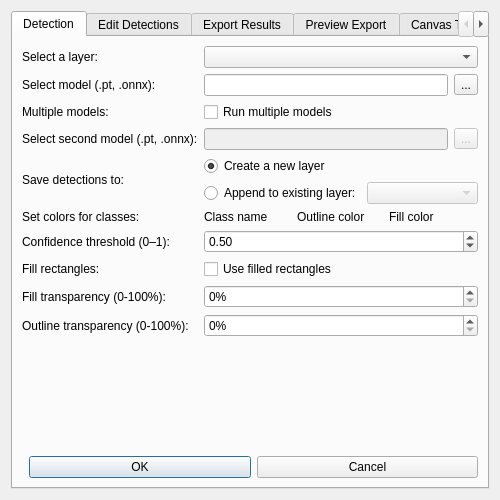
Old version of the form yolo_plugin/yolo_plugin_dialog_base.ui in the repository mateusz29/qgis-yolo-plugin.
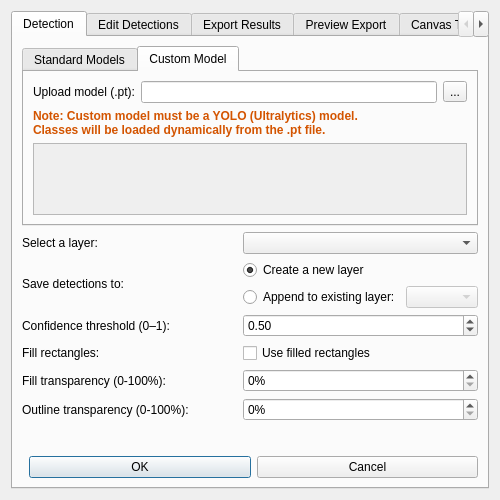
New version of the form. The open tabs and pages were chosen to show the change.

Commit message: Add support for custom YOLO models

Diff of the .ui file:
```diff
--- a/yolo_plugin/yolo_plugin_dialog_base.ui
+++ b/yolo_plugin/yolo_plugin_dialog_base.ui
@@ -25,10 +25,105 @@
       </attribute>
       <layout class="QVBoxLayout" name="verticalLayout_detection">
        <item>
-        <layout class="QGridLayout" name="gridLayout">
-         <property name="verticalSpacing">
-          <number>6</number>
-         </property>
+        <widget class="QTabWidget" name="tabWidget_models">
+         <widget class="QWidget" name="tab_standard_models">
+          <attribute name="title">
+           <string>Standard Models</string>
+          </attribute>
+          <layout class="QVBoxLayout" name="verticalLayout_standard">
+           <item>
+            <layout class="QGridLayout" name="gridLayout_standard">
+             <item row="0" column="0">
+              <widget class="QLabel" name="label_model1">
+               <property name="text">
+                <string>Select model (.pt, .onnx):</string>
+               </property>
+              </widget>
+             </item>
+             <item row="0" column="1">
+              <layout class="QHBoxLayout" name="horizontalLayout_model1">
+               <item><widget class="QLineEdit" name="lineEdit_model1"/></item>
+               <item><widget class="QToolButton" name="toolButton_model1"><property name="text"><string>...</string></property></widget></item>
+              </layout>
+             </item>
+             <item row="1" column="0">
+              <widget class="QLabel" name="label_multiple_models">
+               <property name="text"><string>Multiple models:</string></property>
+              </widget>
+             </item>
+             <item row="1" column="1">
+              <widget class="QCheckBox" name="checkBox_run_multiple">
+               <property name="text"><string>Run multiple models</string></property>
+              </widget>
+             </item>
+             <item row="2" column="0">
+              <widget class="QLabel" name="label_model2">
+               <property name="text"><string>Select second model (.pt, .onnx):</string></property>
+              </widget>
+             </item>
+             <item row="2" column="1">
+              <layout class="QHBoxLayout" name="horizontalLayout_model2">
+               <item><widget class="QLineEdit" name="lineEdit_model2"><property name="enabled"><bool>false</bool></property></widget></item>
+               <item><widget class="QToolButton" name="toolButton_model2"><property name="enabled"><bool>false</bool></property><property name="text"><string>...</string></property></widget></item>
+              </layout>
+             </item>
+             <item row="3" column="0" colspan="2">
+              <layout class="QVBoxLayout" name="verticalLayout_colors_standard">
+              </layout>
+             </item>
+            </layout>
+           </item>
+          </layout>
+         </widget>
+         <widget class="QWidget" name="tab_custom_model">
+          <attribute name="title">
+           <string>Custom Model</string>
+          </attribute>
+          <layout class="QVBoxLayout" name="verticalLayout_custom">
+           <item>
+            <layout class="QGridLayout" name="gridLayout_custom">
+             <item row="0" column="0">
+              <widget class="QLabel" name="label_custom_model">
+               <property name="text">
+                <string>Upload model (.pt):</string>
+               </property>
+              </widget>
+             </item>
+             <item row="0" column="1">
+              <layout class="QHBoxLayout" name="horizontalLayout_custom_model">
+               <item><widget class="QLineEdit" name="lineEdit_custom_model"/></item>
+               <item><widget class="QToolButton" name="toolButton_custom_model"><property name="text"><string>...</string></property></widget></item>
+              </layout>
+             </item>
+             <item row="1" column="0" colspan="2">
+              <widget class="QLabel" name="label_custom_info">
+               <property name="text">
+                <string>Note: Custom model must be a YOLO (Ultralytics) model.
+Classes will be loaded dynamically from the .pt file.</string>
+               </property>
+               <property name="styleSheet">
+                <string>color: #d35400; font-weight: bold;</string>
+               </property>
+              </widget>
+             </item>
+             <item row="2" column="0" colspan="2">
+              <widget class="QScrollArea" name="scrollArea_custom_colors">
+               <property name="widgetResizable"><bool>true</bool></property>
+               <widget class="QWidget" name="scrollAreaWidgetContents_custom">
+                <layout class="QVBoxLayout" name="verticalLayout_colors_custom">
+                </layout>
+               </widget>
+              </widget>
+             </item>
+            </layout>
+           </item>
+          </layout>
+         </widget>
+        </widget>
+       </item>
+       <item>
+        <layout class="QGridLayout" name="gridLayout_shared_bottom">
+         <property name="verticalSpacing"><number>6</number></property>
          <item row="0" column="0">
           <widget class="QLabel" name="label_layer">
            <property name="text">
@@ -40,76 +135,13 @@
           <widget class="QComboBox" name="comboBox"/>
          </item>
          <item row="1" column="0">
-          <widget class="QLabel" name="label_model1">
-           <property name="text">
-            <string>Select model (.pt, .onnx):</string>
-           </property>
-          </widget>
-         </item>
-         <item row="1" column="1">
-          <layout class="QHBoxLayout" name="horizontalLayout_model1">
-           <item>
-            <widget class="QLineEdit" name="lineEdit_model1"/>
-           </item>
-           <item>
-            <widget class="QToolButton" name="toolButton_model1">
-             <property name="text">
-              <string>...</string>
-             </property>
-            </widget>
-           </item>
-          </layout>
-         </item>
-         <item row="2" column="0">
-          <widget class="QLabel" name="label_multiple_models">
-           <property name="text">
-            <string>Multiple models:</string>
-           </property>
-          </widget>
-         </item>
-         <item row="2" column="1">
-          <widget class="QCheckBox" name="checkBox_run_multiple">
-           <property name="text">
-            <string>Run multiple models</string>
-           </property>
-          </widget>
-         </item>
-         <item row="3" column="0">
-          <widget class="QLabel" name="label_model2">
-           <property name="text">
-            <string>Select second model (.pt, .onnx):</string>
-           </property>
-          </widget>
-         </item>
-         <item row="3" column="1">
-          <layout class="QHBoxLayout" name="horizontalLayout_model2">
-           <item>
-            <widget class="QLineEdit" name="lineEdit_model2">
-             <property name="enabled">
-              <bool>false</bool>
-             </property>
-            </widget>
-           </item>
-           <item>
-            <widget class="QToolButton" name="toolButton_model2">
-             <property name="enabled">
-              <bool>false</bool>
-             </property>
-             <property name="text">
-              <string>...</string>
-             </property>
-            </widget>
-           </item>
-          </layout>
-         </item>
-         <item row="4" column="0">
           <widget class="QLabel" name="label_target_option">
            <property name="text">
             <string>Save detections to:</string>
            </property>
           </widget>
          </item>
-         <item row="4" column="1">
+         <item row="1" column="1">
           <layout class="QVBoxLayout" name="verticalLayout_target">
            <item>
             <widget class="QRadioButton" name="radio_new_layer">
@@ -141,142 +173,58 @@
            </item>
           </layout>
          </item>
-         <item row="5" column="0">
-          <widget class="QLabel" name="label_colors">
-           <property name="text">
-            <string>Set colors for classes:</string>
-           </property>
-           <property name="margin">
-            <number>4</number>
-           </property>
-          </widget>
-         </item>
-         <item row="5" column="1">
-          <layout class="QVBoxLayout" name="verticalLayout_colors">
-           <property name="spacing">
-            <number>4</number>
-           </property>
-           <item>
-            <layout class="QHBoxLayout" name="layout_label_headers">
-             <item>
-              <spacer name="spacer">
-               <property name="orientation">
-                <enum>Qt::Vertical</enum>
-               </property>
-               <property name="sizeHint" stdset="0">
-                <size>
-                 <width>0</width>
-                 <height>0</height>
-                </size>
-               </property>
-              </spacer>
-             </item>
-             <item>
-              <widget class="QLabel" name="label_outline_header">
-               <property name="text">
-                <string>Class name</string>
-               </property>
-              </widget>
-             </item>
-             <item>
-              <widget class="QLabel" name="label_outline_color_header">
-               <property name="text">
-                <string>Outline color</string>
-               </property>
-              </widget>
-             </item>
-             <item>
-              <widget class="QLabel" name="label_fill_header">
-               <property name="text">
-                <string>Fill color</string>
-               </property>
-              </widget>
-             </item>
-            </layout>
-           </item>
-          </layout>
-         </item>
-         <item row="6" column="0">
+         <item row="2" column="0">
           <widget class="QLabel" name="label_confidence">
            <property name="text">
             <string>Confidence threshold (0–1):</string>
            </property>
           </widget>
          </item>
-         <item row="6" column="1">
+         <item row="2" column="1">
           <widget class="QDoubleSpinBox" name="spinBox_confidence">
-           <property name="minimum">
-            <double>0.000000000000000</double>
-           </property>
-           <property name="maximum">
-            <double>1.000000000000000</double>
-           </property>
-           <property name="singleStep">
-            <double>0.050000000000000</double>
-           </property>
-           <property name="value">
-            <double>0.500000000000000</double>
-           </property>
+           <property name="maximum"><double>1.0</double></property>
+           <property name="singleStep"><double>0.05</double></property>
+           <property name="value"><double>0.5</double></property>
           </widget>
          </item>
-         <item row="7" column="0">
+         <item row="3" column="0">
           <widget class="QLabel" name="label_fill">
            <property name="text">
             <string>Fill rectangles:</string>
            </property>
           </widget>
          </item>
-         <item row="7" column="1">
+         <item row="3" column="1">
           <widget class="QCheckBox" name="checkBox_fill">
            <property name="text">
             <string>Use filled rectangles</string>
            </property>
           </widget>
          </item>
-         <item row="8" column="0">
+         <item row="4" column="0">
           <widget class="QLabel" name="label__fill_transparency">
            <property name="text">
             <string>Fill transparency (0-100%):</string>
            </property>
           </widget>
          </item>
-         <item row="8" column="1">
+         <item row="4" column="1">
           <widget class="QSpinBox" name="spinBox_fill_transparency">
-           <property name="suffix">
-            <string>%</string>
-           </property>
-           <property name="minimum">
-            <number>0</number>
-           </property>
-           <property name="maximum">
-            <number>100</number>
-           </property>
-           <property name="value">
-            <number>0</number>
-           </property>
+           <property name="suffix"><string>%</string></property>
+           <property name="maximum"><number>100</number></property>
           </widget>
          </item>
-         <item row="9" column="0">
+         <item row="5" column="0">
           <widget class="QLabel" name="label_outline_transparency">
            <property name="text">
             <string>Outline transparency (0-100%):</string>
            </property>
           </widget>
          </item>
-         <item row="9" column="1">
+         <item row="5" column="1">
           <widget class="QSpinBox" name="spinBox_outline_transparency">
-           <property name="suffix">
-            <string>%</string>
-           </property>
-           <property name="minimum">
-            <number>0</number>
-           </property>
-           <property name="maximum">
-            <number>100</number>
-           </property>
-           <property name="value">
-            <number>0</number>
-           </property>
+           <property name="suffix"><string>%</string></property>
+           <property name="maximum"><number>100</number></property>
           </widget>
          </item>
         </layout>
```
Left out of the diff: 32 changed lines with no effect on the pictures. The commit also changes 2 other files.
